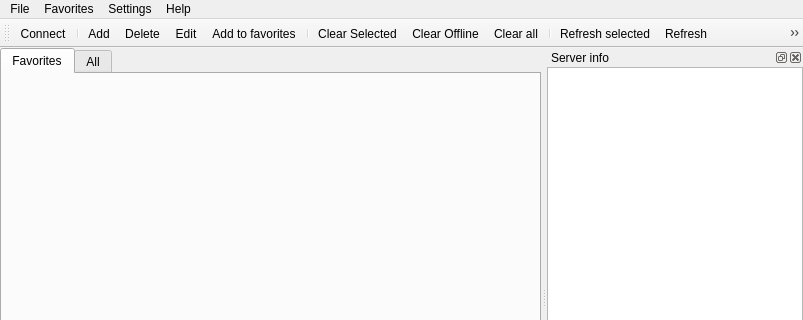
First picture: the form in src/main_window.ui, repository navrocky/urtconnector, before the edit; both pictures show x 0 to 803 and y 0 to 320 of the 803 by 568 pixel window.
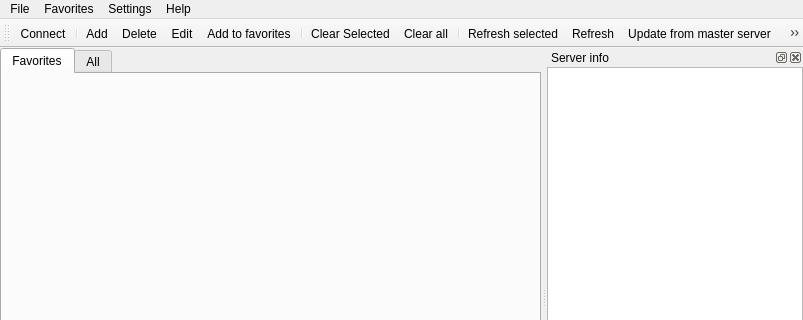
Second picture: the form after the edit. Icons and pictures are not drawn.

What changed in the file:
```diff
--- a/src/main_window.ui
+++ b/src/main_window.ui
@@ -246,7 +246,6 @@
    <addaction name="actionAddToFav"/>
    <addaction name="separator"/>
    <addaction name="actionClearSelected"/>
-   <addaction name="actionClearOffline"/>
    <addaction name="actionClearAll"/>
    <addaction name="separator"/>
    <addaction name="actionRefreshSelected"/>
```
